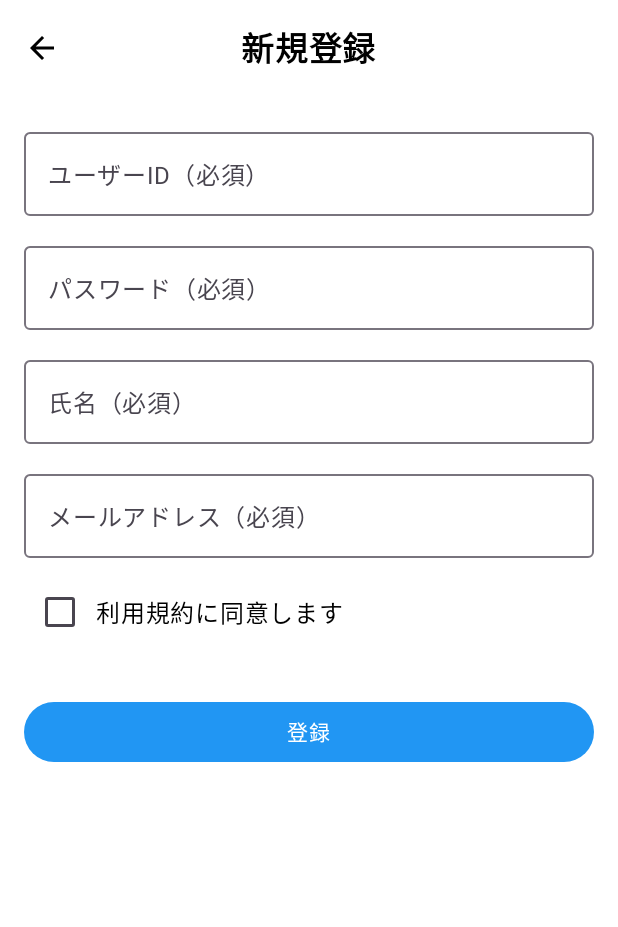
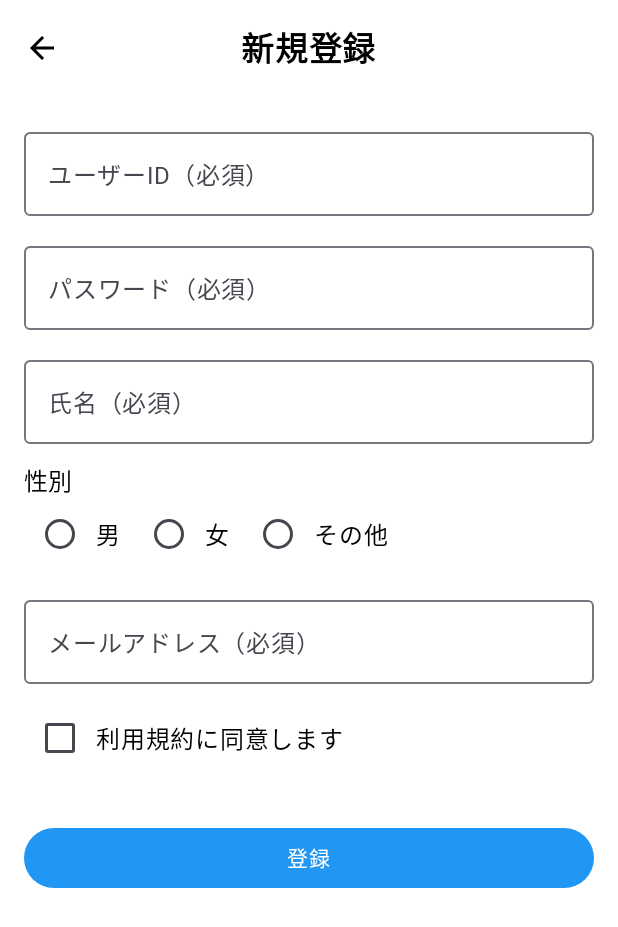
Before and after one commit to xg00410/supermarket, an Android app built with Jetpack Compose: the RegisterScreen screen opened through its navigation route, on a phone screen of 412 x 824 dp. Shown: the top 927 px of the screen. Run offline under Robolectric (Android 15) with nearby library versions, the phone set to English and light mode, and no system bars.

Commit message:
性別追加

```diff
--- a/app/src/main/java/com/example/supermarket/ui/screens/RegisterScreen.kt
+++ b/app/src/main/java/com/example/supermarket/ui/screens/RegisterScreen.kt
@@ -31,6 +31,7 @@ fun RegisterScreen(
     var userId by remember { mutableStateOf("") }
     var password by remember { mutableStateOf("") }
     var name by remember { mutableStateOf("") }
+    var gender by remember { mutableStateOf("") }
     var email by remember { mutableStateOf("") }
     var agree by remember { mutableStateOf(false) }
     var error by remember { mutableStateOf("") }
@@ -78,7 +79,28 @@ fun RegisterScreen(
                 label = { Text("氏名（必須）") },
                 modifier = Modifier.fillMaxWidth()
             )
+            Column(modifier = Modifier.fillMaxWidth()) {
+                Text("性別", style = MaterialTheme.typography.bodyMedium)
+                Row(verticalAlignment = Alignment.CenterVertically) {
+                    RadioButton(
+                        selected = gender == "男",
+                        onClick = { gender = "男" }
+                    )
+                    Text("男", modifier = Modifier.padding(end = 8.dp))
 
+                    RadioButton(
+                        selected = gender == "女",
+                        onClick = { gender = "女" }
+                    )
+                    Text("女", modifier = Modifier.padding(end = 8.dp))
+
+                    RadioButton(
+                        selected = gender == "その他",
+                        onClick = { gender = "その他" }
+                    )
+                    Text("その他")
+                }
+            }
             OutlinedTextField(
                 value = email,
                 onValueChange = { email = it },
@@ -110,7 +132,10 @@ fun RegisterScreen(
                 onClick = {
                     if (userId.isBlank() || password.isBlank() || name.isBlank() || email.isBlank()) {
                         error = "必須項目を入力してください"
-                    } else if (!agree) {
+                    } else if (gender.isBlank()) {
+                        error = "性別を選択してください"
+                    }
+                    else if (!agree) {
                         error = "利用規約に同意してください"
                     } else {
                         error = ""
```
